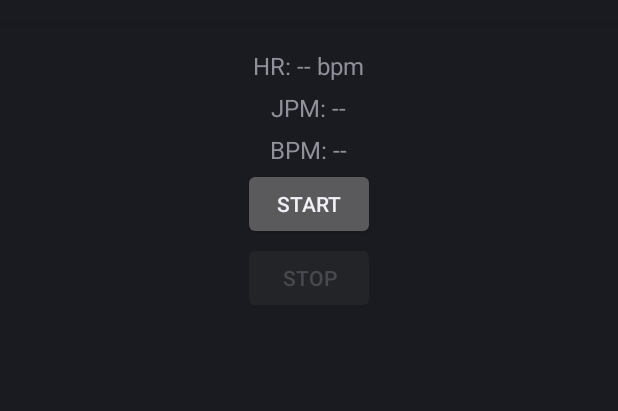
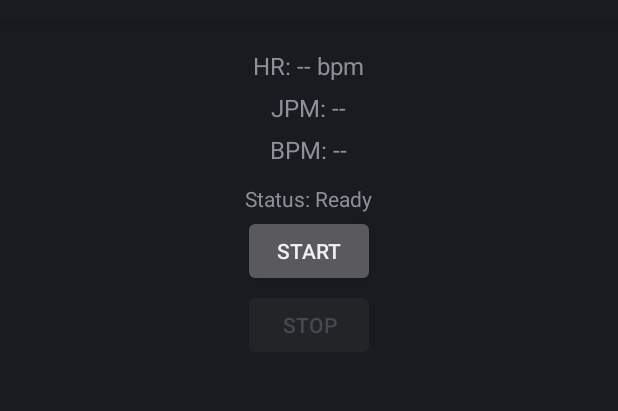
Before and after one commit to xzy981223/JumpSensorRecorder, an Android app: the screen it shows after launch (MainActivity), on a phone screen of 412 x 824 dp, the part 62-473 px from its top. Run offline under Robolectric (Android 15) with nearby library versions, the phone set to English and light mode, and no system bars; libraries missing offline, so code that uses them is left out: com.google.android.gms; 1 statement that could not run was skipped.

Commit message:
Add status view to Wear start flow

```diff
--- a/wear/src/main/java/com/example/jumpsensorrecorder/wear/presentation/MainActivity.kt
+++ b/wear/src/main/java/com/example/jumpsensorrecorder/wear/presentation/MainActivity.kt
@@ -41,6 +41,8 @@ class MainActivity : ComponentActivity(), MessageClient.OnMessageReceivedListene
         tvHr = findViewById(R.id.tvHr)
         tvJpm = findViewById(R.id.tvJpm)
         tvBpm = findViewById(R.id.tvBpm)
+        tvState = findViewById(R.id.tvState)
+        tvState.text = getString(R.string.status_ready)
 
         btnStop.isEnabled = false
         btnStop.alpha = 0.5f
@@ -53,6 +55,7 @@ class MainActivity : ComponentActivity(), MessageClient.OnMessageReceivedListene
                     btnStop.isEnabled = true
                     btnStop.alpha = 1.0f
                     btnStart.isEnabled = false
+                    tvState.text = getString(R.string.status_collecting)
 
                     // 启动心率服务
                     ContextCompat.startForegroundService(
@@ -88,6 +91,7 @@ class MainActivity : ComponentActivity(), MessageClient.OnMessageReceivedListene
                 btnStop.isEnabled = false
                 btnStop.alpha = 0.5f
                 btnStart.isEnabled = true
+                tvState.text = getString(R.string.status_stopped)
 
                 // 停止心率服务
                 ContextCompat.startForegroundService(
--- a/wear/src/main/res/layout/activity_main.xml
+++ b/wear/src/main/res/layout/activity_main.xml
@@ -37,6 +37,15 @@
             android:textSize="16sp"
             android:layout_marginTop="6dp"/>
 
+        <!-- 状态提示 -->
+        <TextView
+            android:id="@+id/tvState"
+            android:layout_width="wrap_content"
+            android:layout_height="wrap_content"
+            android:text="@string/status_ready"
+            android:textSize="14sp"
+            android:layout_marginTop="12dp"/>
+
 
         <!-- Start 按钮 -->
         <Button
--- a/wear/src/main/res/values/strings.xml
+++ b/wear/src/main/res/values/strings.xml
@@ -11,6 +11,9 @@
     <!-- 传感器提示 -->
     <string name="no_sensor">No heart rate sensor</string>
     <string name="permission_denied">Sensor permission denied</string>
+    <string name="status_ready">Status: Ready</string>
+    <string name="status_collecting">Status: Collecting…</string>
+    <string name="status_stopped">Status: Stopped</string>
 
     <!-- 按钮 -->
     <string name="start">Start</string>
```
